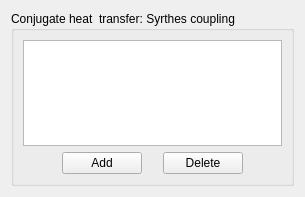
This is gui/Pages/ConjugateHeatTransferForm.ui in code-saturne/code_saturne as Qt 5 draws it before an edit. The edited form follows.
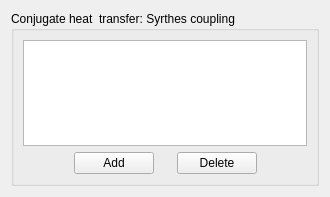
This is the edited form.

Patch:
```diff
--- a/gui/Pages/ConjugateHeatTransferForm.ui
+++ b/gui/Pages/ConjugateHeatTransferForm.ui
@@ -1,11 +1,11 @@
 <ui version="4.0" >
  <class>ConjugateHeatTransferForm</class>
- <widget class="QWidget" name="ConjugateHeatTransferForm" >
-  <property name="geometry" >
+ <widget class="QWidget" name="ConjugateHeatTransferForm">
+  <property name="geometry">
    <rect>
     <x>0</x>
     <y>0</y>
-    <width>305</width>
+    <width>330</width>
     <height>197</height>
    </rect>
   </property>
```
Left out of the diff: 64 changed lines with no effect on the pictures.
